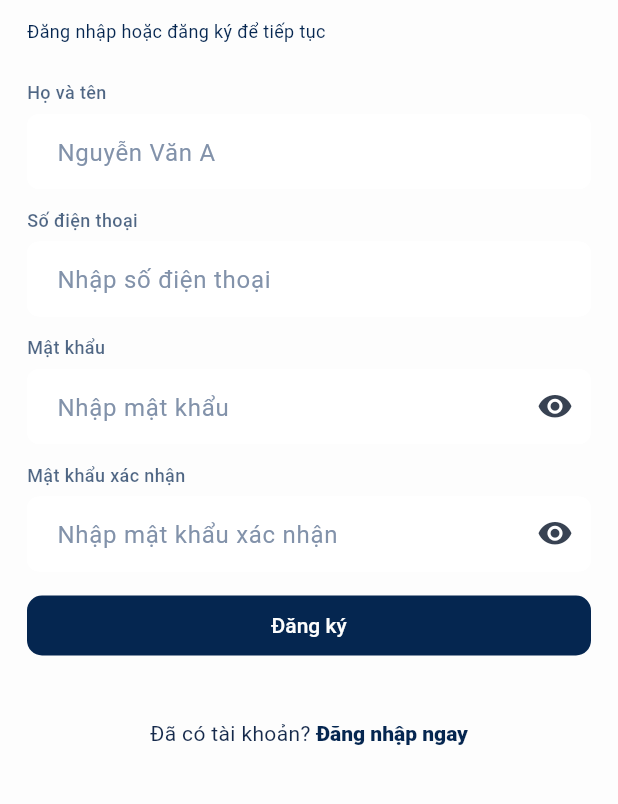
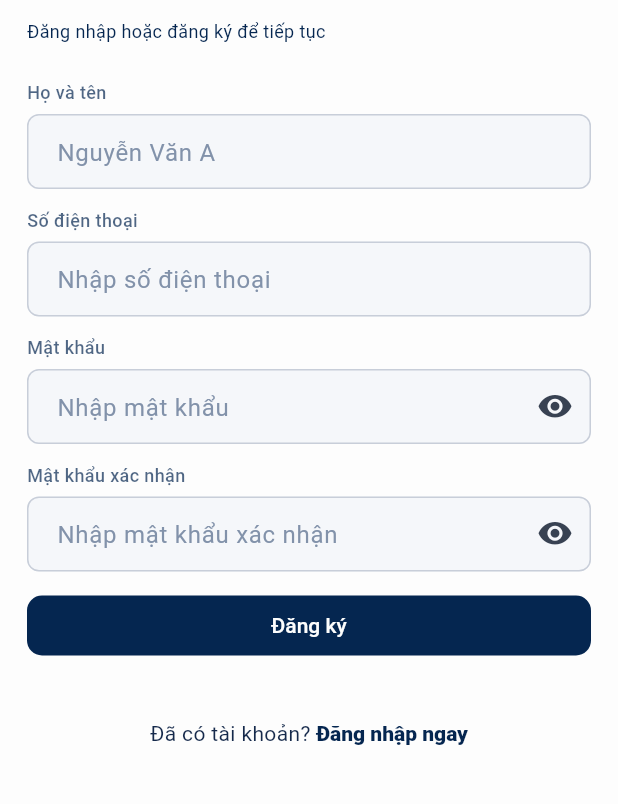
Before and after one commit to cfgamehay/dscity, a Flutter app: the screen it shows after launch, swiped to page 2, on a phone screen of 412 x 824 dp, the part 198-1002 px from its top. Run offline on Flutter 3.47's test engine with Material 3 defaults, Android fonts, the phone set to English and light mode, and no system bars; our stand-ins replace cached_network_image, flutter_riverpod, flutter_svg, geolocator, photo_view, pinput and 1 more; missing offline and left inert: carousel_slider_plus, trackasia_gl.

Commit message:
chore: save

```diff
--- a/lib/features/auth/page/signup_page.dart
+++ b/lib/features/auth/page/signup_page.dart
@@ -4,6 +4,7 @@ import 'package:flutter/material.dart';
 import 'package:flutter_riverpod/flutter_riverpod.dart';
 
 import '../../../core/constants/app_strings.dart';
+import '../../../core/theme/theme.dart';
 import '../provider/signup_provider.dart';
 
 class SignupScreen extends ConsumerStatefulWidget {
@@ -57,6 +58,8 @@ class _SignupScreenState extends ConsumerState<SignupScreen> {
   Widget build(BuildContext context) {
     final signupState = ref.watch(signupProvider);
     final color = Theme.of(context).colorScheme;
+    const authFieldFillColor = AppColors.surfaceVariant;
+    const authFieldBorderColor = AppColors.outline;
 
     return SingleChildScrollView(
       child: Form(
@@ -78,6 +81,9 @@ class _SignupScreenState extends ConsumerState<SignupScreen> {
               }
               ,
               autovalidateMode: AutovalidateMode.onUserInteraction,
+              fillColor: authFieldFillColor,
+              enabledBorderColor: authFieldBorderColor,
+              focusedBorderColor: AppColors.primary,
             ),
             SizedBox(height: 12),
             CustomTextField(
@@ -93,6 +99,9 @@ class _SignupScreenState extends ConsumerState<SignupScreen> {
                 return message != '' ? message : null;
               },
               autovalidateMode: AutovalidateMode.onUserInteraction,
+              fillColor: authFieldFillColor,
+              enabledBorderColor: authFieldBorderColor,
+              focusedBorderColor: AppColors.primary,
             ),
             SizedBox(height: 12),
             CustomTextField(
@@ -109,6 +118,9 @@ class _SignupScreenState extends ConsumerState<SignupScreen> {
               },
               autovalidateMode: AutovalidateMode.onUserInteraction,
               isPassword: true,
+              fillColor: authFieldFillColor,
+              enabledBorderColor: authFieldBorderColor,
+              focusedBorderColor: AppColors.primary,
             ),
             SizedBox(height: 12),
             CustomTextField(
@@ -126,6 +138,9 @@ class _SignupScreenState extends ConsumerState<SignupScreen> {
               },
               autovalidateMode: AutovalidateMode.onUserInteraction,
               isPassword: true,
+              fillColor: authFieldFillColor,
+              enabledBorderColor: authFieldBorderColor,
+              focusedBorderColor: AppColors.primary,
             ),
             SizedBox(height: 12),
             SizedBox(
--- a/lib/features/map/page/map_page.dart
+++ b/lib/features/map/page/map_page.dart
@@ -224,6 +224,10 @@ class _MapPageState extends ConsumerState<MapPage> {
             child: MapCanvasWidget(
               styleUrl: MapConfig.styleUrl,
               locations: state.locations,
+              canShowMyLocation: state.isLocationServiceEnabled &&
+                  state.hasLocationPermission &&
+                  state.userLatitude != null &&
+                  state.userLongitude != null,
               userLatitude: state.userLatitude,
               userLongitude: state.userLongitude,
               selectedLocation: state.selectedLocation,
--- a/pubspec.yaml
+++ b/pubspec.yaml
@@ -20,6 +20,8 @@ dependencies:
   trackasia_gl: ^2.0.3
   geolocator: ^14.0.2
   geocoding: ^4.0.0
+  grpc: ^5.1.0
+  protobuf: ^6.0.0
 
 dev_dependencies:
   flutter_test:
```
Also changed, not shown: lib/features/auth/page/login_page.dart (+8 -0 lines), lib/features/map/widgets/track_asia_map_view.dart (+12 -3 lines), pubspec.lock, 3 other files.
